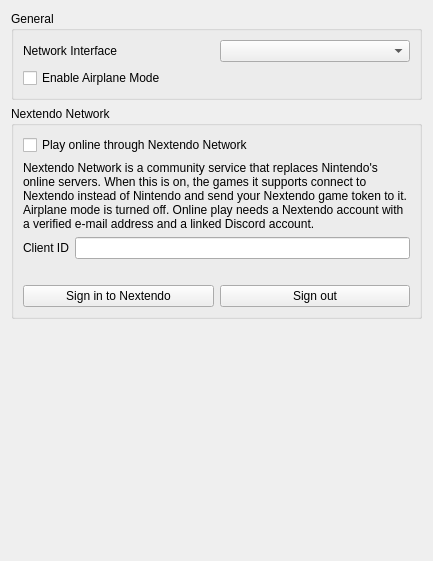
This is src/phoenix/configuration/configure_network.ui in Darkfiredoom/PhoenixEmu as Qt 5 draws it before an edit. The edited form follows.
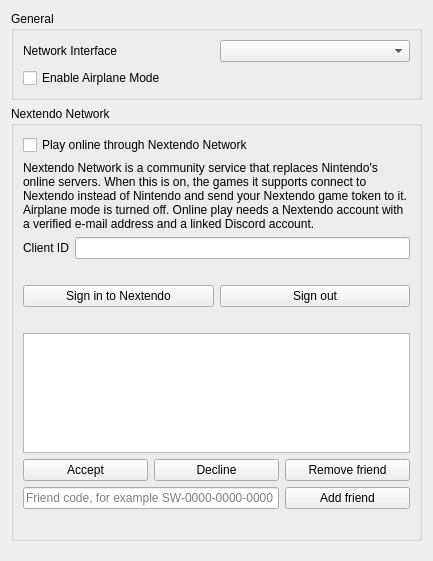
This is the edited form.

Commit message:
Bring in zortos293/Lichii#1983: Nextendo: friends list, friend requests and presence
Cherry-picked from 531903ea32.

```diff
--- a/src/phoenix/configuration/configure_network.ui
+++ b/src/phoenix/configuration/configure_network.ui
@@ -103,6 +103,83 @@
           </item>
          </layout>
         </item>
+        <item row="5" column="0" colspan="2">
+         <widget class="QWidget" name="nextendo_friends" native="true">
+          <layout class="QGridLayout" name="nextendo_friends_layout">
+           <property name="leftMargin">
+            <number>0</number>
+           </property>
+           <property name="topMargin">
+            <number>0</number>
+           </property>
+           <property name="rightMargin">
+            <number>0</number>
+           </property>
+           <property name="bottomMargin">
+            <number>0</number>
+           </property>
+           <item row="0" column="0" colspan="3">
+            <widget class="QLabel" name="nextendo_friend_code">
+             <property name="textInteractionFlags">
+              <set>Qt::TextInteractionFlag::TextSelectableByMouse</set>
+             </property>
+            </widget>
+           </item>
+           <item row="1" column="0" colspan="3">
+            <widget class="QListWidget" name="nextendo_friend_list">
+             <property name="maximumSize">
+              <size>
+               <width>16777215</width>
+               <height>120</height>
+              </size>
+             </property>
+            </widget>
+           </item>
+           <item row="2" column="0">
+            <widget class="QPushButton" name="nextendo_accept">
+             <property name="text">
+              <string>Accept</string>
+             </property>
+            </widget>
+           </item>
+           <item row="2" column="1">
+            <widget class="QPushButton" name="nextendo_decline">
+             <property name="text">
+              <string>Decline</string>
+             </property>
+            </widget>
+           </item>
+           <item row="2" column="2">
+            <widget class="QPushButton" name="nextendo_remove">
+             <property name="text">
+              <string>Remove friend</string>
+             </property>
+            </widget>
+           </item>
+           <item row="3" column="0" colspan="2">
+            <widget class="QLineEdit" name="nextendo_add_code">
+             <property name="placeholderText">
+              <string>Friend code, for example SW-0000-0000-0000</string>
+             </property>
+            </widget>
+           </item>
+           <item row="3" column="2">
+            <widget class="QPushButton" name="nextendo_add">
+             <property name="text">
+              <string>Add friend</string>
+             </property>
+            </widget>
+           </item>
+           <item row="4" column="0" colspan="3">
+            <widget class="QLabel" name="nextendo_friends_status">
+             <property name="wordWrap">
+              <bool>true</bool>
+             </property>
+            </widget>
+           </item>
+          </layout>
+         </widget>
+        </item>
        </layout>
       </widget>
      </item>
```
The commit also changes 7 other files.
